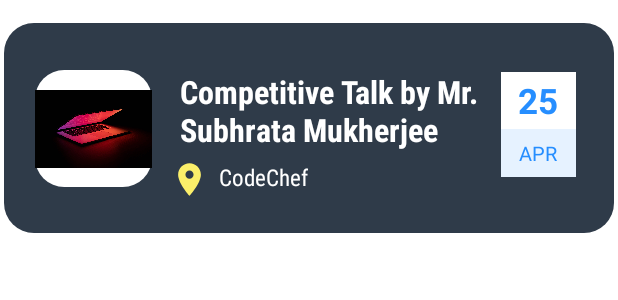
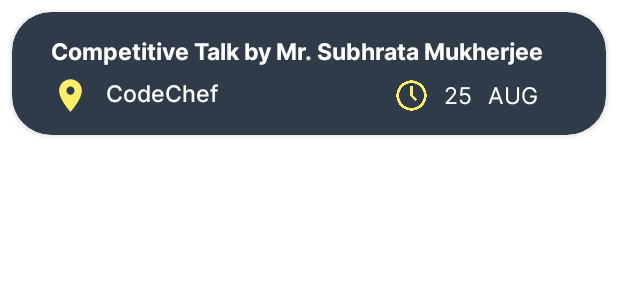
Before and after one commit to gargVader/Code-Cache, an Android app: the layout past_event_item.xml on its own in the app's theme, with its tools: preview values and no code run, on a phone screen of 412 x 824 dp. Shown: the top 300 px of the screen. Run offline under Robolectric (Android 15) with nearby library versions, the phone set to English and light mode, and no system bars.

Commit message:
Updated PR

```diff
--- a/app/src/main/java/com/example/codechefeventsapp/adapters/PastEventAdapter.java
+++ b/app/src/main/java/com/example/codechefeventsapp/adapters/PastEventAdapter.java
@@ -37,7 +37,7 @@ public class PastEventAdapter extends RecyclerView.Adapter<PastEventAdapter.past
         holder.eventLocation.setText(eventList.get(position).getEventLocation());
         holder.eventDate.setText(Utils.getDate(eventList.get(position).getEventTimeStamp()));
         holder.eventMonth.setText(Utils.getMonth(eventList.get(position).getEventTimeStamp()));
-        holder.eventImage.setImageResource(eventList.get(position).getEventImage());
+        //holder.eventImage.setImageResource(eventList.get(position).getEventImage());
     }
 
     @Override
@@ -50,7 +50,7 @@ public class PastEventAdapter extends RecyclerView.Adapter<PastEventAdapter.past
         TextView eventLocation;
         TextView eventMonth;
         TextView eventDate;
-        ImageView eventImage;
+        //ImageView eventImage;
 
         public pastEventViewHolder(@NonNull @NotNull View itemView) {
             super(itemView);
@@ -58,7 +58,7 @@ public class PastEventAdapter extends RecyclerView.Adapter<PastEventAdapter.past
             eventLocation = itemView.findViewById(R.id.pastEventLocation);
             eventMonth = itemView.findViewById(R.id.eventMonth);
             eventDate = itemView.findViewById(R.id.eventDay);
-            eventImage = itemView.findViewById(R.id.pastEventImage);
+            //eventImage = itemView.findViewById(R.id.pastEventImage);
         }
     }
 }
--- a/app/src/main/res/layout/past_event_item.xml
+++ b/app/src/main/res/layout/past_event_item.xml
@@ -1,126 +1,87 @@
 <?xml version="1.0" encoding="utf-8"?>
-<RelativeLayout xmlns:android="http://schemas.android.com/apk/res/android"
+<androidx.cardview.widget.CardView xmlns:android="http://schemas.android.com/apk/res/android"
     xmlns:app="http://schemas.android.com/apk/res-auto"
+    xmlns:tools="http://schemas.android.com/tools"
     android:layout_width="match_parent"
-    android:layout_height="wrap_content">
+    android:layout_height="wrap_content"
+    android:layout_margin="@dimen/_6sdp"
+    app:cardBackgroundColor="@color/colorSecondary"
+    app:cardCornerRadius="@dimen/_20sdp">
 
-    <RelativeLayout
+    <androidx.constraintlayout.widget.ConstraintLayout
         android:layout_width="match_parent"
-        android:layout_height="155dp">
-
-        <androidx.cardview.widget.CardView
-            android:layout_width="match_parent"
-            android:layout_height="match_parent"
-            android:layout_marginHorizontal="@dimen/_2sdp"
-            android:layout_marginTop="15dp"
-            app:cardBackgroundColor="@color/colorSecondary"
-            app:cardCornerRadius="20dp">
-
-            <androidx.cardview.widget.CardView
-                android:layout_width="@dimen/_60sdp"
-                android:layout_height="@dimen/_60sdp"
-                android:layout_marginStart="@dimen/_16sdp"
-                android:layout_marginTop="@dimen/_24sdp"
-                app:cardCornerRadius="@dimen/_15sdp">
-
-                <ImageView
-                    android:id="@+id/pastEventImage"
-                    android:layout_width="wrap_content"
-                    android:layout_height="match_parent"
-                    android:src="@drawable/laptop"></ImageView>
-            </androidx.cardview.widget.CardView>
-
+        android:paddingStart="@dimen/_20sdp"
+        android:paddingEnd="@dimen/_20sdp"
+        android:paddingTop="@dimen/_10sdp"
+        android:paddingBottom="@dimen/_10sdp"
+        android:layout_height="match_parent">
         <TextView
             android:id="@+id/pastEventName"
             android:layout_width="wrap_content"
             android:layout_height="wrap_content"
-                android:layout_marginStart="@dimen/_90sdp"
-                android:layout_marginTop="@dimen/_24sdp"
-                android:layout_marginEnd="@dimen/_65sdp"
-                android:fontFamily="sans-serif-condensed"
+            android:fontFamily="@font/inter_bold"
+            android:paddingTop="@dimen/_1sdp"
             android:text="Competitive Talk by Mr. Subhrata Mukherjee"
             android:textColor="#FFFFFF"
-                android:textSize="21sp"
-                android:textStyle="bold"></TextView>
-
+            android:textSize="15sp"
+            android:textStyle="bold"
+            app:layout_constraintStart_toStartOf="parent"
+            app:layout_constraintTop_toTopOf="parent"/>
         <ImageView
             android:id="@+id/locationIcon"
             android:layout_width="@dimen/_20sdp"
             android:layout_height="@dimen/_20sdp"
-                android:layout_marginStart="@dimen/_85sdp"
-                android:layout_marginTop="@dimen/_70sdp"
+            app:layout_constraintTop_toBottomOf="@+id/pastEventName"
+            app:layout_constraintStart_toStartOf="parent"
             android:src="@drawable/ic_baseline_location_on_24"
-                app:tint="#FBEF6A" />
-
+            android:layout_marginTop="@dimen/_4sdp"
+            app:tint="@color/Yellow" />
         <TextView
             android:id="@+id/pastEventLocation"
             android:layout_width="wrap_content"
             android:layout_height="wrap_content"
-                android:layout_marginStart="@dimen/_110sdp"
-                android:layout_marginTop="@dimen/_71sdp"
-                android:layout_marginEnd="@dimen/_65sdp"
-                android:fontFamily="sans-serif-condensed"
+            app:layout_constraintTop_toBottomOf="@+id/pastEventName"
+            app:layout_constraintStart_toEndOf="@+id/locationIcon"
+            android:fontFamily="@font/inter_medium"
+            android:layout_marginTop="@dimen/_4sdp"
+            android:layout_marginStart="@dimen/_8sdp"
             android:text="CodeChef"
             android:textColor="@color/white"
-                android:textSize="@dimen/_12sdp"></TextView>
-
-            <androidx.cardview.widget.CardView
+            android:textSize="@dimen/_12sdp"/>
+        <ImageView
+            android:id="@+id/eventTimeIcon"
+            android:layout_width="@dimen/_17sdp"
+            android:layout_height="@dimen/_18sdp"
+            android:src="@drawable/clock"
+            app:layout_constraintTop_toBottomOf="@+id/pastEventName"
+            app:layout_constraintEnd_toStartOf="@+id/eventDay"
+            android:layout_marginTop="@dimen/_5sdp"
+            android:layout_marginEnd="@dimen/_8sdp"
+            app:tint="@color/Yellow" />
+        <TextView
+            android:id="@+id/eventDay"
             android:layout_width="wrap_content"
             android:layout_height="wrap_content"
-                android:layout_marginStart="@dimen/_255sdp"
-                android:layout_marginTop="@dimen/_25sdp"
-                app:cardCornerRadius="@dimen/_15sdp">
-
-                <LinearLayout
-                    android:layout_width="50dp"
-                    android:layout_height="70dp"
-                    android:layout_gravity="bottom"
-                    android:background="@color/white"
-                    android:orientation="vertical"
-                    android:weightSum="10">
-
-                    <LinearLayout
-                        android:layout_width="match_parent"
-                        android:layout_height="0dp"
-                        android:layout_weight="7.5"
-                        android:gravity="center"
-                        android:orientation="vertical">
-
-                        <TextView
-
-                            android:id="@+id/eventDay"
-                            android:layout_width="match_parent"
-                            android:layout_height="wrap_content"
+            app:layout_constraintTop_toBottomOf="@+id/pastEventName"
+            app:layout_constraintEnd_toStartOf="@+id/eventMonth"
+            android:layout_marginTop="@dimen/_5sdp"
+            android:layout_marginEnd="@dimen/_8sdp"
             android:text="25"
-                            android:textAlignment="center"
-                            android:textColor="@color/textBlue"
-                            android:textSize="23sp"
-                            android:textStyle="bold">
-
-                        </TextView>
-                    </LinearLayout>
-
-                    <LinearLayout
-                        android:layout_width="match_parent"
-                        android:layout_height="wrap_content"
-                        android:layout_weight="2.5"
-                        android:background="@color/lightBlue"
-                        android:gravity="center"
-                        android:orientation="vertical">
-
+            android:fontFamily="@font/inter_regular"
+            android:textColor="@color/white"
+            android:textSize="@dimen/_12sdp"/>
         <TextView
             android:id="@+id/eventMonth"
-                            android:layout_width="match_parent"
+            android:layout_width="wrap_content"
             android:layout_height="wrap_content"
-                            android:text="APR"
-                            android:textAlignment="center"
-                            android:textColor="@color/textBlue"
-                            android:textSize="13sp"></TextView>
-
-                    </LinearLayout>
-                </LinearLayout>
-            </androidx.cardview.widget.CardView>
+            app:layout_constraintTop_toBottomOf="@+id/pastEventName"
+            app:layout_constraintEnd_toEndOf="parent"
+            android:layout_marginTop="@dimen/_5sdp"
+            android:layout_marginEnd="@dimen/_15sdp"
+            android:text="AUG"
+            android:textSize="@dimen/_12sdp"
+            android:fontFamily="@font/inter_regular"
+            android:textColor="@color/white" />
+    </androidx.constraintlayout.widget.ConstraintLayout>
 
 </androidx.cardview.widget.CardView>
-    </RelativeLayout>
-</RelativeLayout>
--- a/app/src/main/res/values/colors.xml
+++ b/app/src/main/res/values/colors.xml
@@ -52,5 +52,6 @@
     <color name="colorNoteColor5">#000000</color>
     <color name="colorDelete">#FF4842</color>
     <color name="colorSearchBackground">#333333</color>
+    <color name="Yellow">#FBEF6A</color>
 
 </resources>
```
Also changed, not shown: app/src/main/res/drawable/clock.jpg (added). Lines whose indentation alone changed are shown as unchanged.
